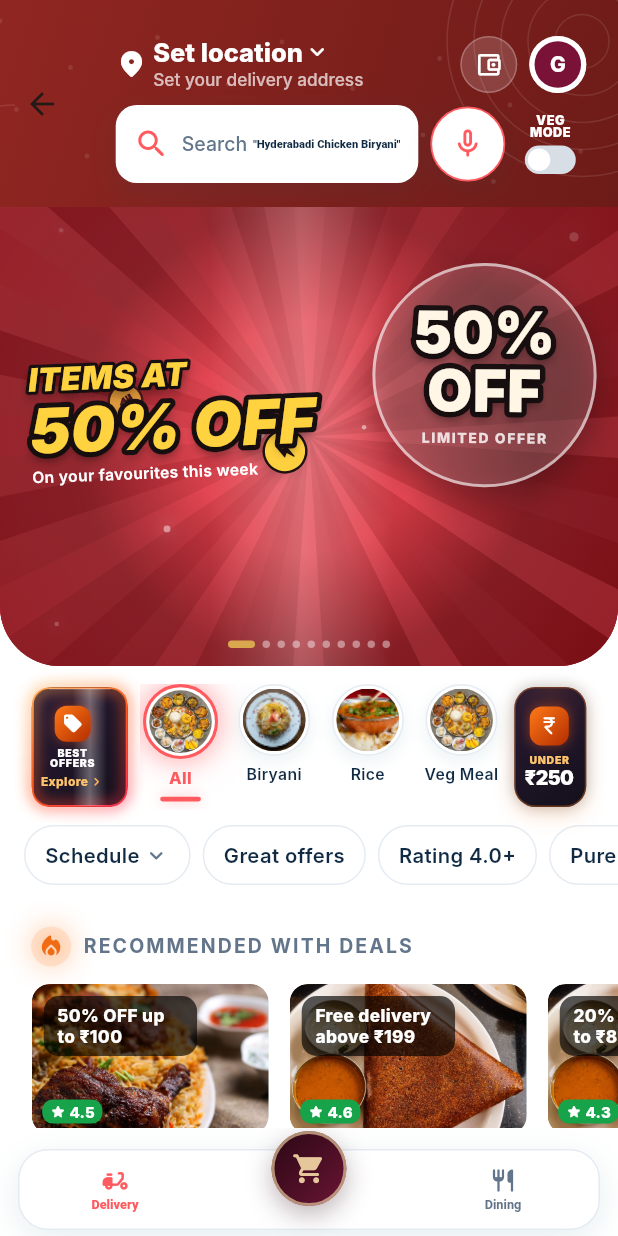
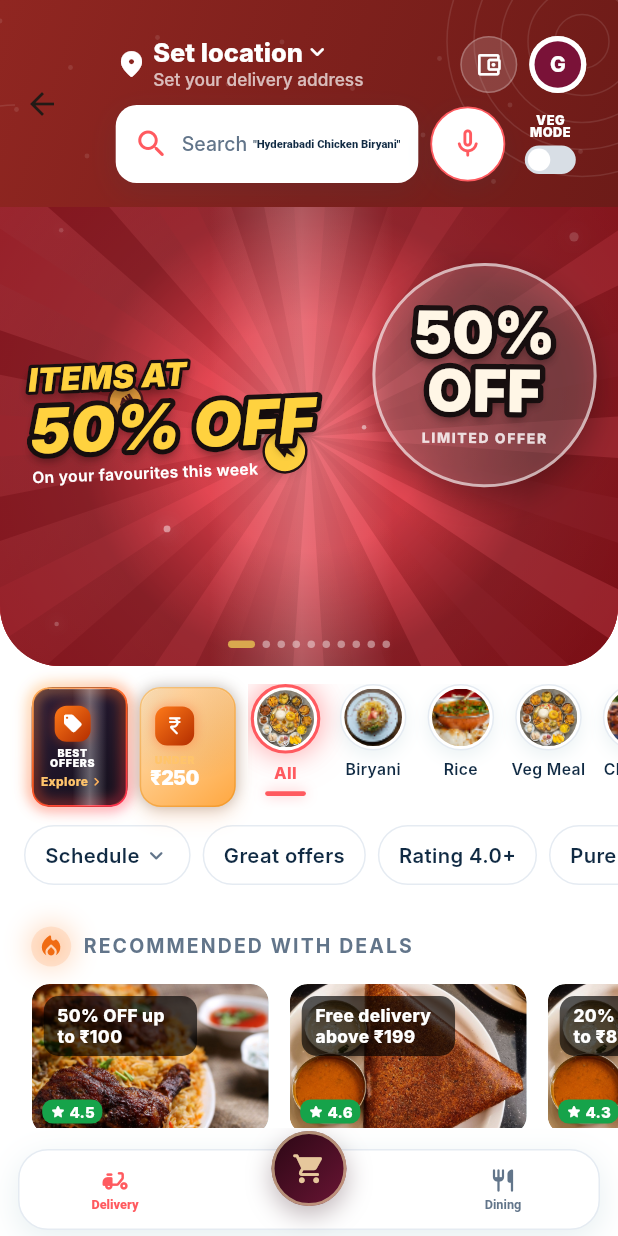
Before and after one commit to inovexglobalsolution-max/OXRO, a Flutter app: the HomeScreen screen opened directly, on a phone screen of 412 x 824 dp. Run offline on Flutter 3.47's test engine with Material 3 defaults, Android fonts, the phone set to English and light mode, and no system bars; our stand-ins replace geolocator, image_picker, share_plus, shared_preferences, speech_to_text, video_player; accounts and stored records are empty; Roboto replaces fonts that are missing (Inter).

Commit message:
feat: Under 250 tile left-next-to-BestOffers with warm amber style (budgetWidth 64) + test update

```diff
--- a/lib/features/home/presentation/widgets/food_home_tab.dart
+++ b/lib/features/home/presentation/widgets/food_home_tab.dart
@@ -885,7 +885,7 @@
         builder: (context, constraints) {
           const gap = 8.0;
           const offersWidth = 64.0;
-          const budgetWidth = 48.0;
+          const budgetWidth = 64.0;
           final available =
               constraints.maxWidth -
               (context.padX * 2) -
@@ -909,11 +909,13 @@
                   padding: EdgeInsets.only(left: context.padX, right: gap),
                   child: _BestOffersTile(onTap: _openOffers),
                 ),
+                _Under250Tile(onTap: () => _openBudget(250)),
+                const SizedBox(width: gap),
                 Expanded(
                   child: ListView.separated(
                     key: const ValueKey('home_quick_cats'),
                     scrollDirection: Axis.horizontal,
-                    padding: EdgeInsets.only(right: gap),
+                    padding: EdgeInsets.only(right: context.padX),
                     itemCount: _cuisineStops.length,
                     separatorBuilder: (_, _) => const SizedBox(width: gap),
                     itemBuilder: (context, i) {
@@ -1030,10 +1032,6 @@
                     },
                   ),
                 ),
-                Padding(
-                  padding: EdgeInsets.only(right: context.padX),
-                  child: _Under250Tile(onTap: () => _openBudget(250)),
-                ),
               ],
             ),
           );
@@ -1200,17 +1198,17 @@
       onTap: onTap,
       behavior: HitTestBehavior.opaque,
       child: Container(
-        width: 48,
+        width: 64,
         height: 80,
         decoration: BoxDecoration(
           borderRadius: BorderRadius.circular(14),
           gradient: const LinearGradient(
-            colors: [Color(0xFF2A1B36), Color(0xFF14101B)],
+            colors: [Color(0xFFFFE8C4), Color(0xFFFFA740)],
             begin: Alignment.topLeft,
             end: Alignment.bottomRight,
           ),
           border: Border.all(
-            color: const Color(0xFFFF7A18).withValues(alpha: 0.35),
+            color: const Color(0xFFE08000).withValues(alpha: 0.35),
           ),
           boxShadow: [
             BoxShadow(
```
Also changed, not shown: 1 other file.
